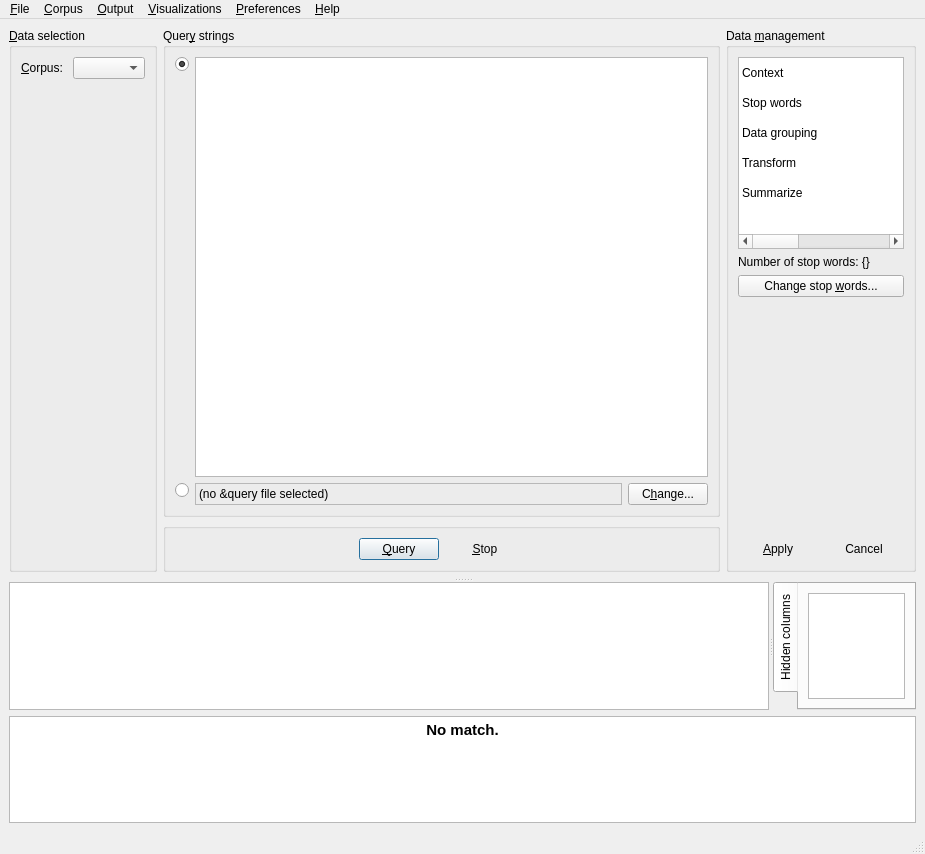
Old version of the form coquery/gui/ui/coquery.ui in the repository gkunter/coquery.
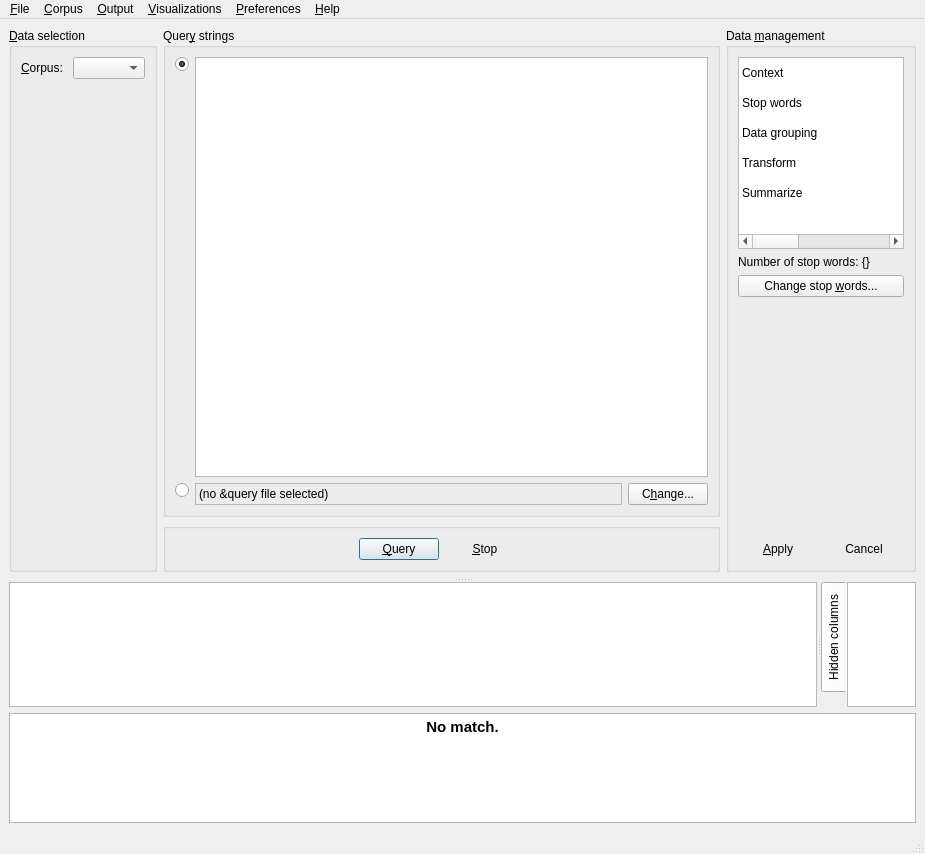
New version of the form. Icons and pictures are not drawn. Custom widgets are drawn as their Qt base class.

What changed in the file:
```diff
--- a/coquery/gui/ui/coquery.ui
+++ b/coquery/gui/ui/coquery.ui
@@ -778,6 +778,9 @@
            </property>
           </widget>
           <widget class="QTabWidget" name="widget_hidden_columns">
+           <property name="styleSheet">
+            <string notr="true">QTabWidget::pane { border: 0; }</string>
+           </property>
            <property name="tabPosition">
             <enum>QTabWidget::West</enum>
            </property>
@@ -786,6 +789,9 @@
              <string>Hidden columns</string>
             </attribute>
             <layout class="QVBoxLayout" name="verticalLayout_3">
+             <property name="margin">
+              <number>0</number>
+             </property>
              <item>
               <widget class="CoqHiddenResultsTable" name="hidden_columns">
                <property name="sizePolicy">
```
Left out of the diff: 12 changed lines with no effect on the pictures.
